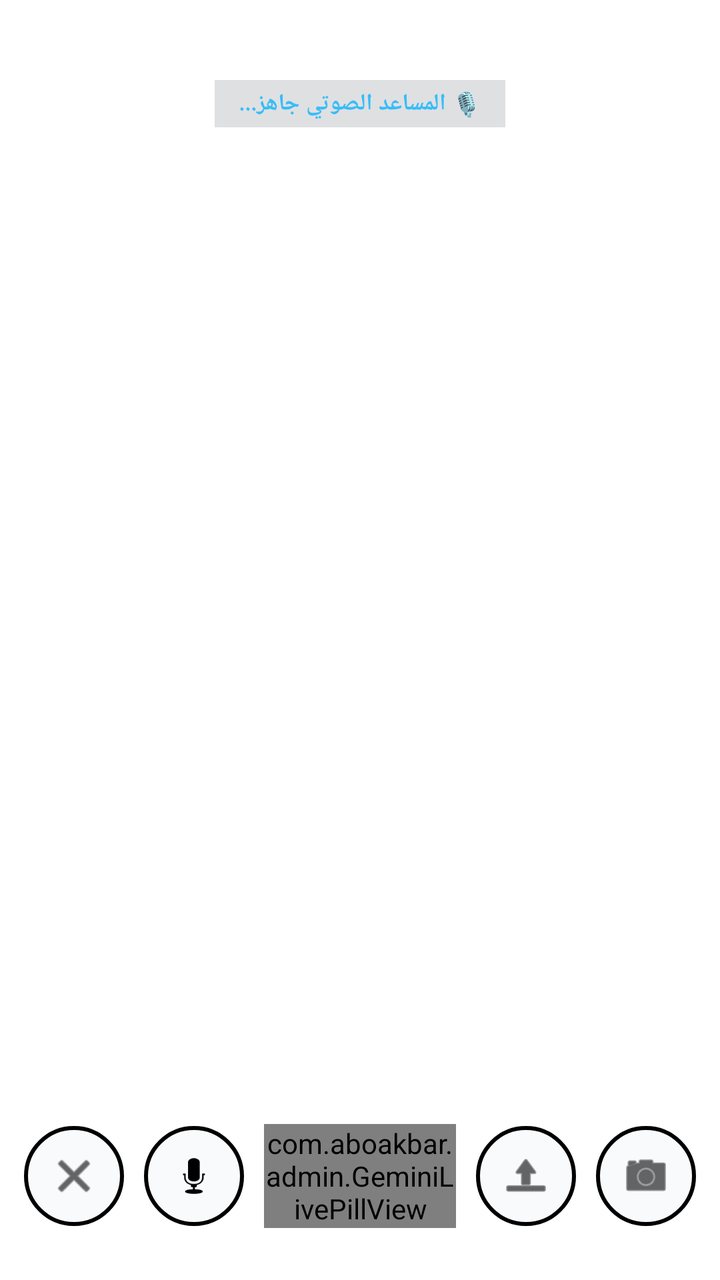
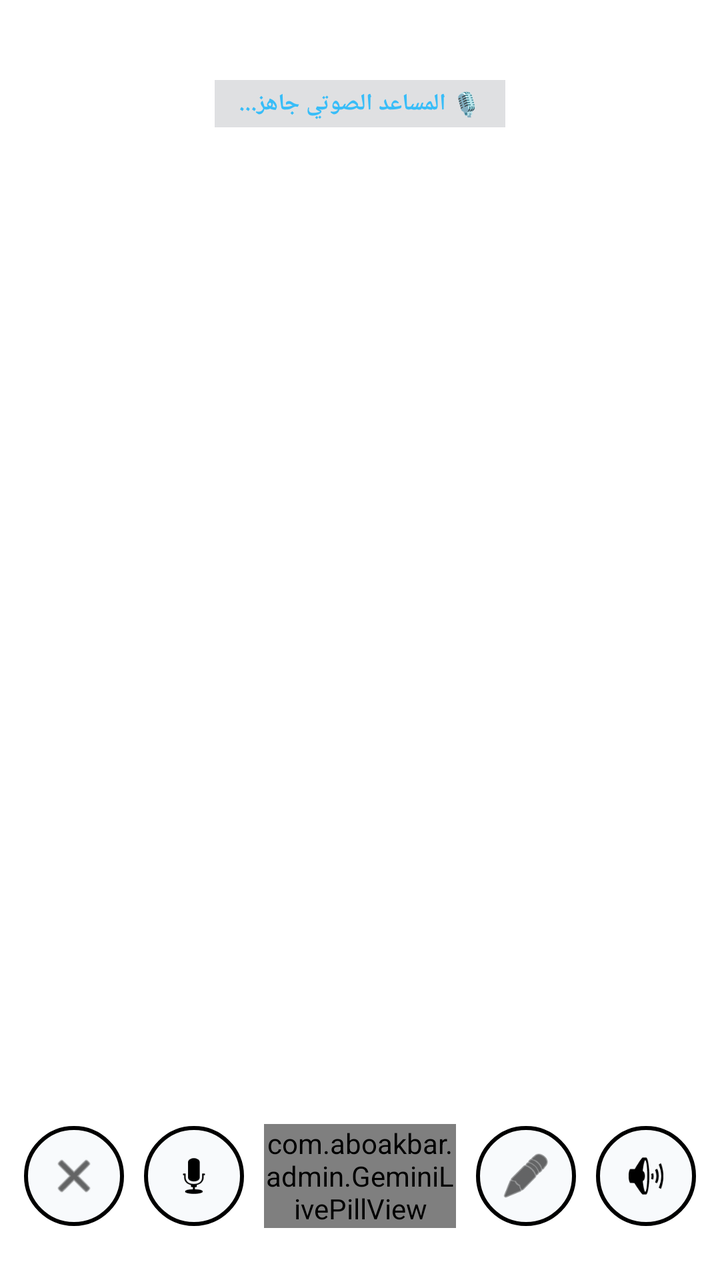

Compare the two renders of this Android layout. The source of the first and the diff that turns it into the second are given below.
<!-- AndroidManifest.xml: activity theme Theme.TransparentVoiceAssistant -->
<!-- res/layout/activity_voice_assistant.xml -->
<?xml version="1.0" encoding="utf-8"?>
<RelativeLayout xmlns:android="http://schemas.android.com/apk/res/android"
    android:layout_width="match_parent"
    android:layout_height="match_parent"
    android:background="@android:color/transparent"
    android:fitsSystemWindows="true">

    
    <View
        android:id="@+id/transparentClickDismiss"
        android:layout_width="match_parent"
        android:layout_height="match_parent"
        android:layout_above="@id/bottomControlsLayout"
        android:background="@android:color/transparent"
        android:clickable="true"
        android:focusable="true" />

    
    <LinearLayout
        android:id="@+id/responseContainer"
        android:layout_width="match_parent"
        android:layout_height="match_parent"
        android:layout_above="@id/bottomControlsLayout"
        android:orientation="vertical"
        android:paddingStart="14dp"
        android:paddingEnd="14dp"
        android:paddingTop="40dp"
        android:paddingBottom="6dp"
        android:background="@android:color/transparent">

        
        <TextView
            android:id="@+id/tvStatus"
            android:layout_width="wrap_content"
            android:layout_height="wrap_content"
            android:layout_gravity="center_horizontal"
            android:text="🎙️ المساعد الصوتي جاهز..."
            android:textSize="11.5sp"
            android:textStyle="bold"
            android:textColor="#38BDF8"
            android:paddingStart="12dp"
            android:paddingEnd="12dp"
            android:paddingTop="4dp"
            android:paddingBottom="4dp"
            android:background="#220F172A"
            android:layout_marginBottom="8dp" />

        <ProgressBar
            android:id="@+id/progressBar"
            android:layout_width="22dp"
            android:layout_height="22dp"
            android:visibility="gone"
            android:layout_gravity="center_horizontal"
            android:layout_marginBottom="8dp" />

        
        <ScrollView
            android:id="@+id/chatScrollView"
            android:layout_width="match_parent"
            android:layout_height="0dp"
            android:layout_weight="1"
            android:fillViewport="true"
            android:scrollbars="none"
            android:background="@android:color/transparent">

            <LinearLayout
                android:id="@+id/chatMessagesContainer"
                android:layout_width="match_parent"
                android:layout_height="wrap_content"
                android:orientation="vertical"
                android:gravity="bottom"
                android:paddingBottom="12dp"
                android:background="@android:color/transparent" />
        </ScrollView>
    </LinearLayout>

    <Button
        android:id="@+id/btnToggleTts"
        android:layout_width="wrap_content"
        android:layout_height="28dp"
        android:visibility="gone"
        android:text="🔊" />

    
    <LinearLayout
        android:id="@+id/bottomControlsLayout"
        android:layout_width="match_parent"
        android:layout_height="wrap_content"
        android:layout_alignParentBottom="true"
        android:orientation="vertical"
        android:background="@android:color/transparent">

        
        <LinearLayout
            android:id="@+id/textInputContainer"
            android:layout_width="match_parent"
            android:layout_height="wrap_content"
            android:orientation="horizontal"
            android:visibility="gone"
            android:padding="8dp"
            android:layout_marginStart="14dp"
            android:layout_marginEnd="14dp"
            android:layout_marginBottom="6dp"
            android:background="#330F172A">

            <EditText
                android:id="@+id/etCommandInput"
                android:layout_width="0dp"
                android:layout_height="44dp"
                android:layout_weight="1"
                android:hint="اكتب أمرك النصي هنا..."
                android:textSize="13sp"
                android:padding="10dp"
                android:background="#22FFFFFF"
                android:textColor="#F8FAFC"
                android:textColorHint="#94A3B8"
                android:layout_marginEnd="6dp"
                android:maxLines="2" />

            <Button
                android:id="@+id/btnSendText"
                android:layout_width="wrap_content"
                android:layout_height="44dp"
                android:text="إرسال"
                android:backgroundTint="#0284C7"
                android:textColor="#FFFFFF" />
        </LinearLayout>

        
        <LinearLayout
            android:id="@+id/bottomGeminiBarLayout"
            android:layout_width="match_parent"
            android:layout_height="80dp"
            android:orientation="horizontal"
            android:gravity="center"
            android:paddingStart="12dp"
            android:paddingEnd="12dp"
            android:paddingBottom="24dp"
            android:background="@android:color/transparent"
            android:layoutDirection="ltr">

            
            <ImageButton
                android:id="@+id/btnClose"
                android:layout_width="50dp"
                android:layout_height="50dp"
                android:src="@android:drawable/ic_menu_close_clear_cancel"
                android:tint="#000000"
                android:background="@drawable/white_circle_black_stroke"
                android:scaleType="centerInside"
                android:padding="12dp"
                android:layout_marginEnd="10dp" />

            
            <ImageButton
                android:id="@+id/btnMicToggle"
                android:layout_width="50dp"
                android:layout_height="50dp"
                android:src="@android:drawable/ic_btn_speak_now"
                android:tint="#000000"
                android:background="@drawable/white_circle_black_stroke"
                android:scaleType="centerInside"
                android:padding="12dp"
                android:layout_marginEnd="10dp" />

            
            <com.aboakbar.admin.GeminiLivePillView
                android:id="@+id/btnGeminiPill"
                android:layout_width="0dp"
                android:layout_height="52dp"
                android:layout_weight="1"
                android:layout_marginEnd="10dp" />

            
            <ImageButton
                android:id="@+id/btnSendTextAction"
                android:layout_width="50dp"
                android:layout_height="50dp"
                android:src="@android:drawable/ic_menu_upload"
                android:tint="#000000"
                android:background="@drawable/white_circle_black_stroke"
                android:scaleType="centerInside"
                android:padding="12dp"
                android:layout_marginEnd="10dp" />

            
            <ImageButton
                android:id="@+id/btnKeyboardToggle"
                android:layout_width="50dp"
                android:layout_height="50dp"
                android:src="@android:drawable/ic_menu_camera"
                android:tint="#000000"
                android:background="@drawable/white_circle_black_stroke"
                android:scaleType="centerInside"
                android:padding="12dp" />

        </LinearLayout>
    </LinearLayout>

</RelativeLayout>
<!-- resources referenced by this layout -->
<resources>
  <!-- drawable white_circle_black_stroke (drawable) -->
  <?xml version="1.0" encoding="utf-8"?>
  <shape xmlns:android="http://schemas.android.com/apk/res/android"
      android:shape="oval">
      <solid android:color="#F8FAFC" />
      <stroke android:width="2dp" android:color="#000000" />
  </shape>
  <style name="Theme.TransparentVoiceAssistant" parent="Theme.Material3.DayNight.NoActionBar">
          <item name="android:windowIsTranslucent">true</item>
          <item name="android:windowBackground">@android:color/transparent</item>
          <item name="android:windowContentOverlay">@null</item>
          <item name="android:windowNoTitle">true</item>
          <item name="android:windowIsFloating">false</item>
          <item name="android:backgroundDimEnabled">true</item>
          <item name="android:backgroundDimAmount">0.35</item>
      </style>
</resources>

<!-- the commit's change to res/layout/activity_voice_assistant.xml (unified diff, before → after) -->
@@ -173,10 +173,10 @@
 
             
             <ImageButton
-                android:id="@+id/btnSendTextAction"
-                android:layout_width="50dp"
-                android:layout_height="50dp"
-                android:src="@android:drawable/ic_menu_upload"
+                android:id="@+id/btnKeyboardToggle"
+                android:layout_width="50dp"
+                android:layout_height="50dp"
+                android:src="@android:drawable/ic_menu_edit"
                 android:tint="#000000"
                 android:background="@drawable/white_circle_black_stroke"
                 android:scaleType="centerInside"
@@ -185,10 +185,10 @@
 
             
             <ImageButton
-                android:id="@+id/btnKeyboardToggle"
-                android:layout_width="50dp"
-                android:layout_height="50dp"
-                android:src="@android:drawable/ic_menu_camera"
+                android:id="@+id/btnVoiceToggle"
+                android:layout_width="50dp"
+                android:layout_height="50dp"
+                android:src="@android:drawable/ic_lock_silent_mode_off"
                 android:tint="#000000"
                 android:background="@drawable/white_circle_black_stroke"
                 android:scaleType="centerInside"
